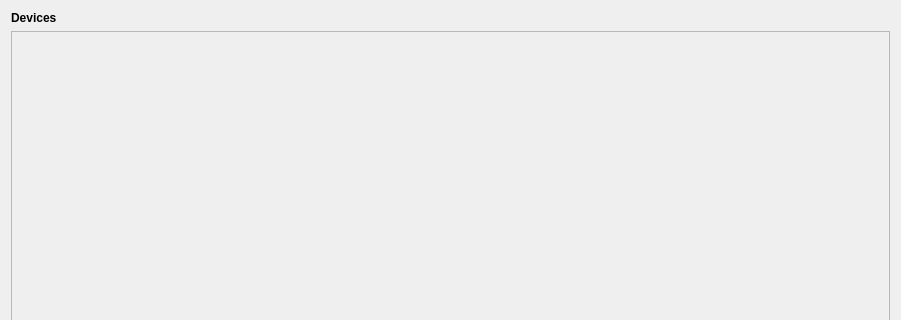
Before: the Qt Designer form SmartDotConnectWidget.ui in YCP-Rev-Metrix/BallSpinner-Controller-v2, drawn with Qt 5; both pictures show x 0 to 901 and y 0 to 320 of the 901 by 892 pixel window.
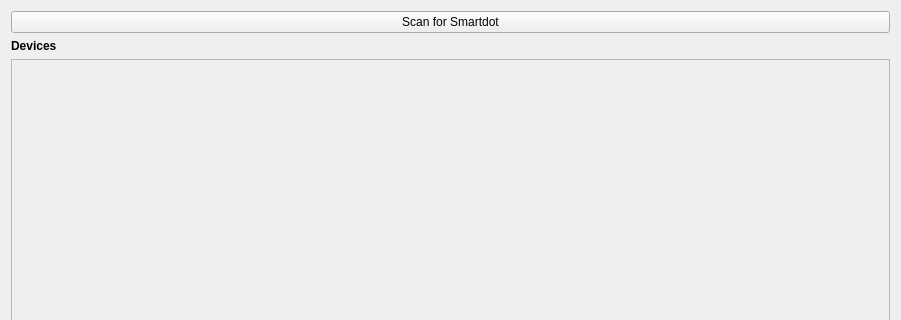
After: the same form once the commit is applied.

Commit message: smartdot crap, purp

```diff
--- a/SmartDotConnectWidget.ui
+++ b/SmartDotConnectWidget.ui
@@ -14,6 +14,13 @@
    <string>Form</string>
   </property>
   <layout class="QVBoxLayout" name="verticalLayout">
+    <item>
+     <widget class="QPushButton" name="startScan">
+      <property name="text">
+       <string>Scan for Smartdot</string>
+      </property>
+     </widget>
+   </item>
    <item>
     <widget class="QLabel" name="lblHeader">
      <property name="font">
```
The commit also changes 2 other files.
